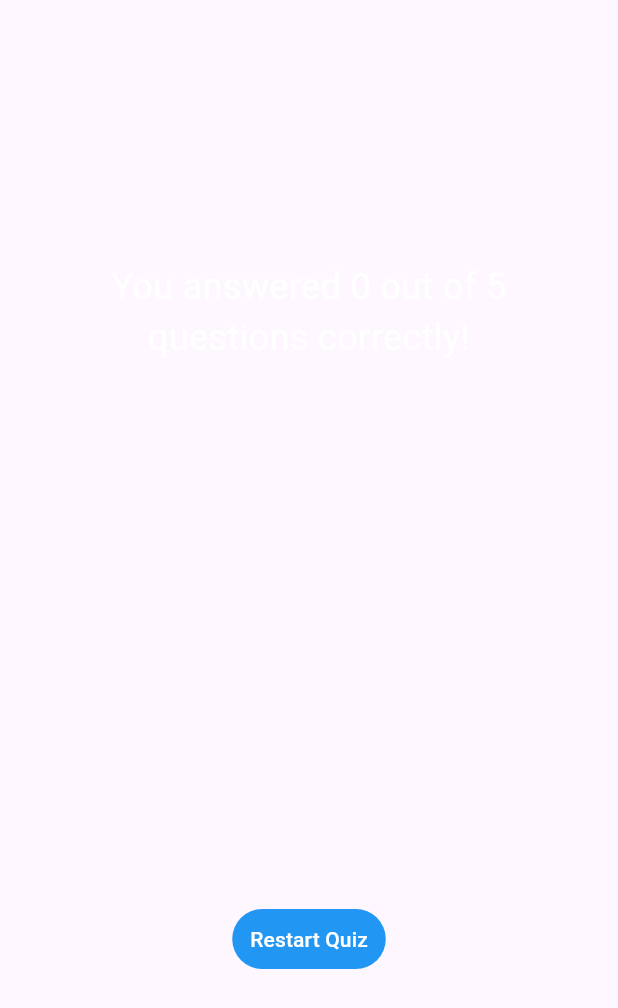
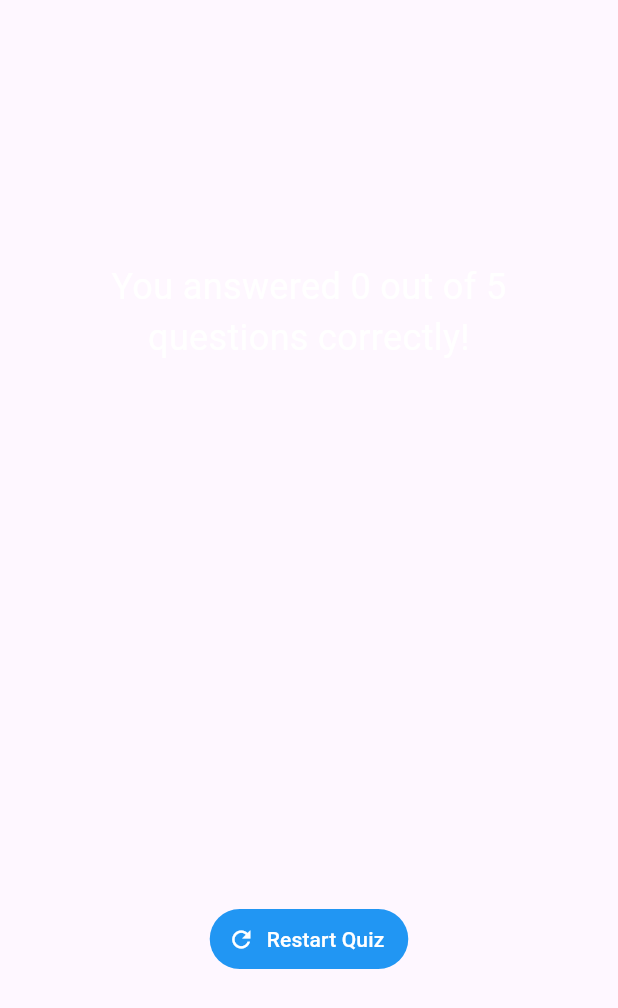
Before and after one commit to tasnimul1331/Quiz-App-in-Flutter, a Flutter app: the ResultScreen widget shown alone on an empty page, opened directly with empty values, on a phone screen of 412 x 824 dp. Shown: the top 1008 px of the screen. Run offline on Flutter 3.47's test engine with Material 3 defaults, Android fonts, the phone set to English and light mode, and no system bars; our stand-ins replace google_fonts.

Commit message:
add refresh icon

```diff
--- a/lib/result_screen.dart
+++ b/lib/result_screen.dart
@@ -52,7 +52,7 @@ class ResultScreen extends StatelessWidget {
               child: SingleChildScrollView(child: QuestionSummary(summaryData)),
             ),
             SizedBox(height: 30),
-            TextButton(
+            TextButton.icon(
               onPressed: () {
                 switchScreen();
                 selectedAnswers.clear();
@@ -61,7 +61,8 @@ class ResultScreen extends StatelessWidget {
                 backgroundColor: Colors.blue,
                 foregroundColor: Colors.white,
               ),
-              child: const Text('Restart Quiz'),
+              icon: Icon(Icons.refresh),
+              label: const Text('Restart Quiz'),
             ),
           ],
         ),
```
